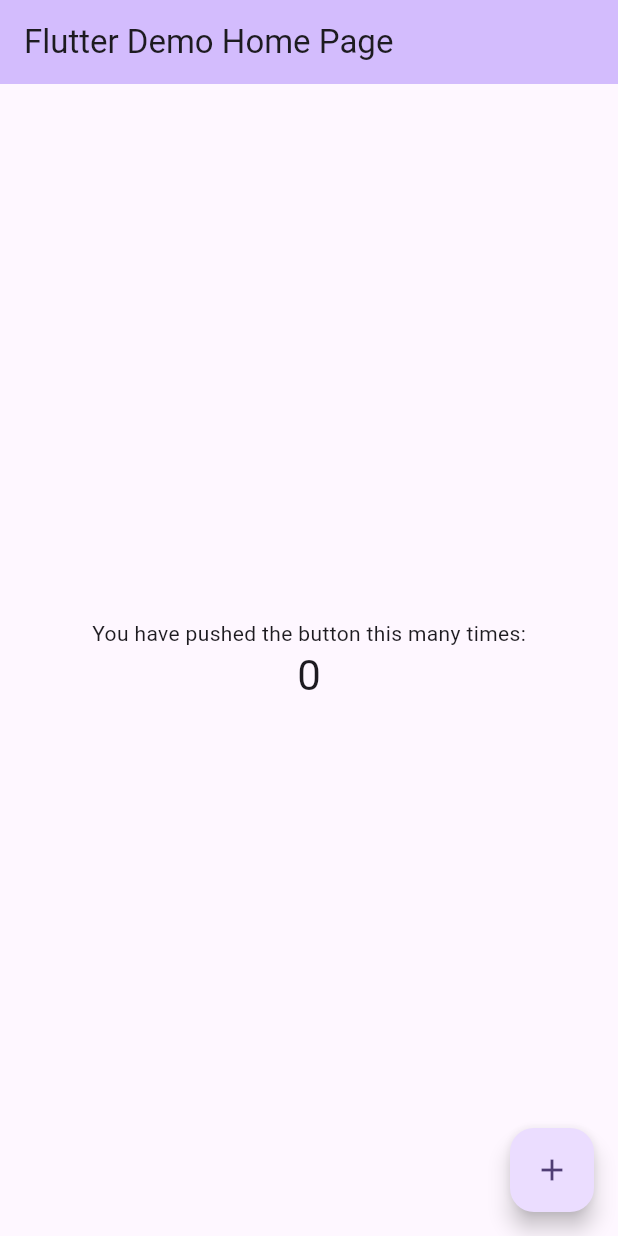
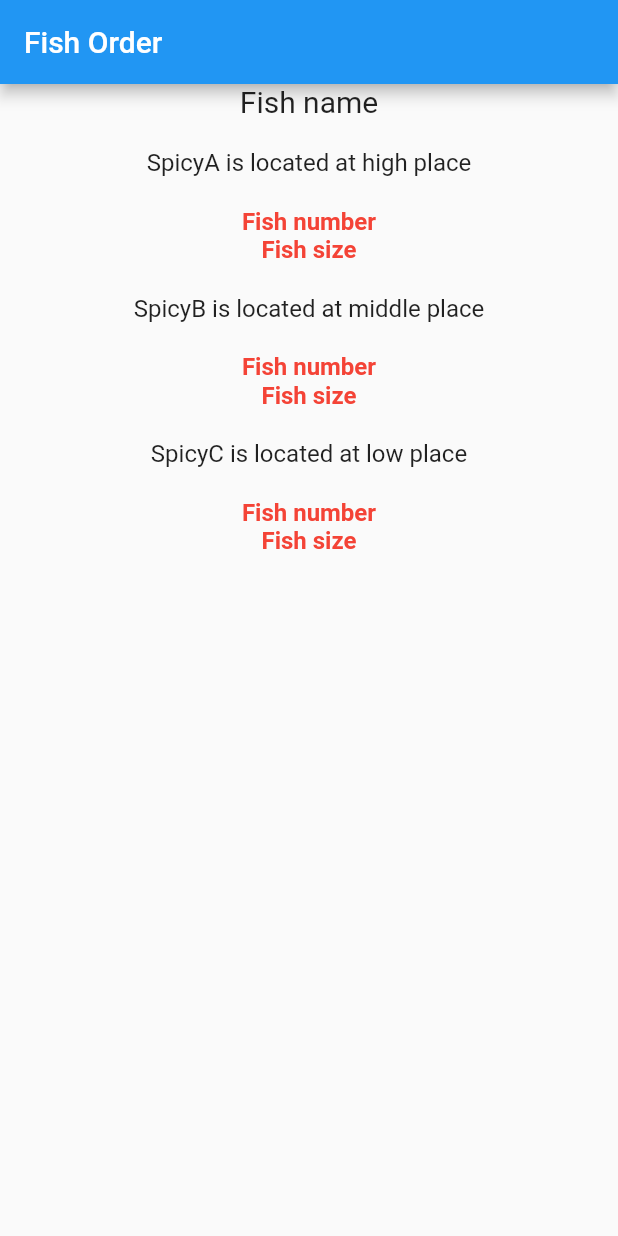
Before and after one commit to StudioZERONE/study_flutter_08_codingchef06_provider, a Flutter app: the screen it shows after launch, on a phone screen of 412 x 824 dp. Run offline on Flutter 3.47's test engine with Material 2 defaults, Android fonts, the phone set to English and light mode, and no system bars.

Commit message:
provider 공부. 처음 구성

```diff
--- a/analysis_options.yaml
+++ b/analysis_options.yaml
@@ -7,7 +7,8 @@
 
 # The following line activates a set of recommended lints for Flutter apps,
 # packages, and plugins designed to encourage good coding practices.
-include: package:flutter_lints/flutter.yaml
+
+# include: package:flutter_lints/flutter.yaml
 
 linter:
   # The lint rules applied to this project can be customized in the
--- /dev/null
+++ b/lib/fish_model.dart
@@ -0,0 +1,11 @@
+class FishModel {
+  final String name;
+  final int number;
+  final String size;
+
+  FishModel({
+    required this.name,
+    required this.number,
+    required this.size,
+  });
+}
--- a/lib/main.dart
+++ b/lib/main.dart
@@ -11,115 +11,197 @@ class MyApp extends StatelessWidget {
   @override
   Widget build(BuildContext context) {
     return MaterialApp(
-      title: 'Flutter Demo',
-      theme: ThemeData(
-        // This is the theme of your application.
-        //
-        // TRY THIS: Try running your application with "flutter run". You'll see
-        // the application has a blue toolbar. Then, without quitting the app,
-        // try changing the seedColor in the colorScheme below to Colors.green
-        // and then invoke "hot reload" (save your changes or press the "hot
-        // reload" button in a Flutter-supported IDE, or press "r" if you used
-        // the command line to start the app).
-        //
-        // Notice that the counter didn't reset back to zero; the application
-        // state is not lost during the reload. To reset the state, use hot
-        // restart instead.
-        //
-        // This works for code too, not just values: Most code changes can be
-        // tested with just a hot reload.
-        colorScheme: ColorScheme.fromSeed(seedColor: Colors.deepPurple),
-        useMaterial3: true,
-      ),
-      home: const MyHomePage(title: 'Flutter Demo Home Page'),
+      home: FishOrder(),
     );
   }
 }
 
-class MyHomePage extends StatefulWidget {
-  const MyHomePage({super.key, required this.title});
-
-  // This widget is the home page of your application. It is stateful, meaning
-  // that it has a State object (defined below) that contains fields that affect
-  // how it looks.
-
-  // This class is the configuration for the state. It holds the values (in this
-  // case the title) provided by the parent (in this case the App widget) and
-  // used by the build method of the State. Fields in a Widget subclass are
-  // always marked "final".
-
-  final String title;
-
-  @override
-  State<MyHomePage> createState() => _MyHomePageState();
-}
-
-class _MyHomePageState extends State<MyHomePage> {
-  int _counter = 0;
-
-  void _incrementCounter() {
-    setState(() {
-      // This call to setState tells the Flutter framework that something has
-      // changed in this State, which causes it to rerun the build method below
-      // so that the display can reflect the updated values. If we changed
-      // _counter without calling setState(), then the build method would not be
-      // called again, and so nothing would appear to happen.
-      _counter++;
-    });
-  }
+class FishOrder extends StatelessWidget {
+  const FishOrder({super.key});
 
   @override
   Widget build(BuildContext context) {
-    // This method is rerun every time setState is called, for instance as done
-    // by the _incrementCounter method above.
-    //
-    // The Flutter framework has been optimized to make rerunning build methods
-    // fast, so that you can just rebuild anything that needs updating rather
-    // than having to individually change instances of widgets.
     return Scaffold(
       appBar: AppBar(
-        // TRY THIS: Try changing the color here to a specific color (to
-        // Colors.amber, perhaps?) and trigger a hot reload to see the AppBar
-        // change color while the other colors stay the same.
-        backgroundColor: Theme.of(context).colorScheme.inversePrimary,
-        // Here we take the value from the MyHomePage object that was created by
-        // the App.build method, and use it to set our appbar title.
-        title: Text(widget.title),
+        title: Text('Fish Order'),
       ),
       body: Center(
-        // Center is a layout widget. It takes a single child and positions it
-        // in the middle of the parent.
         child: Column(
-          // Column is also a layout widget. It takes a list of children and
-          // arranges them vertically. By default, it sizes itself to fit its
-          // children horizontally, and tries to be as tall as its parent.
-          //
-          // Column has various properties to control how it sizes itself and
-          // how it positions its children. Here we use mainAxisAlignment to
-          // center the children vertically; the main axis here is the vertical
-          // axis because Columns are vertical (the cross axis would be
-          // horizontal).
-          //
-          // TRY THIS: Invoke "debug painting" (choose the "Toggle Debug Paint"
-          // action in the IDE, or press "p" in the console), to see the
-          // wireframe for each widget.
-          mainAxisAlignment: MainAxisAlignment.center,
-          children: <Widget>[
-            const Text(
-              'You have pushed the button this many times:',
+          children: [
+            Text(
+              'Fish name',
+              style: TextStyle(
+                fontSize: 20,
+              ),
             ),
-            Text(
-              '$_counter',
-              style: Theme.of(context).textTheme.headlineMedium,
+            SizedBox(
+              height: 20,
             ),
+            High(),
           ],
         ),
       ),
-      floatingActionButton: FloatingActionButton(
-        onPressed: _incrementCounter,
-        tooltip: 'Increment',
-        child: const Icon(Icons.add),
-      ), // This trailing comma makes auto-formatting nicer for build methods.
     );
   }
 }
+
+class High extends StatelessWidget {
+  const High({super.key});
+
+  @override
+  Widget build(BuildContext context) {
+    return Column(
+      children: [
+        Text(
+          'SpicyA is located at high place',
+          style: TextStyle(
+            fontSize: 16,
+          ),
+        ),
+        SizedBox(
+          height: 20,
+        ),
+        SpicyA(),
+      ],
+    );
+  }
+}
+
+class SpicyA extends StatelessWidget {
+  const SpicyA({super.key});
+
+  @override
+  Widget build(BuildContext context) {
+    return Column(
+      children: [
+        Text(
+          'Fish number',
+          style: TextStyle(
+            fontSize: 16,
+            color: Colors.red,
+            fontWeight: FontWeight.bold,
+          ),
+        ),
+        Text(
+          'Fish size',
+          style: TextStyle(
+            fontSize: 16,
+            color: Colors.red,
+            fontWeight: FontWeight.bold,
+          ),
+        ),
+        SizedBox(
+          height: 20,
+        ),
+        Middle(),
+      ],
+    );
+  }
+}
+
+class Middle extends StatelessWidget {
+  const Middle({super.key});
+
+  @override
+  Widget build(BuildContext context) {
+    return Column(
+      children: [
+        Text(
+          'SpicyB is located at middle place',
+          style: TextStyle(
+            fontSize: 16,
+          ),
+        ),
+        SizedBox(
+          height: 20,
+        ),
+        SpicyB(),
+      ],
+    );
+  }
+}
+
+class SpicyB extends StatelessWidget {
+  const SpicyB({super.key});
+
+  @override
+  Widget build(BuildContext context) {
+    return Column(
+      children: [
+        Text(
+          'Fish number',
+          style: TextStyle(
+            fontSize: 16,
+            color: Colors.red,
+            fontWeight: FontWeight.bold,
+          ),
+        ),
+        Text(
+          'Fish size',
+          style: TextStyle(
+            fontSize: 16,
+            color: Colors.red,
+            fontWeight: FontWeight.bold,
+          ),
+        ),
+        SizedBox(
+          height: 20,
+        ),
+        Low(),
+      ],
+    );
+  }
+}
+
+class Low extends StatelessWidget {
+  const Low({super.key});
+
+  @override
+  Widget build(BuildContext context) {
+    return Column(
+      children: [
+        Text(
+          'SpicyC is located at low place',
+          style: TextStyle(
+            fontSize: 16,
+          ),
+        ),
+        SizedBox(
+          height: 20,
+        ),
+        SpicyC(),
+      ],
+    );
+  }
+}
+
+class SpicyC extends StatelessWidget {
+  const SpicyC({super.key});
+
+  @override
+  Widget build(BuildContext context) {
+    return Column(
+      children: [
+        Text(
+          'Fish number',
+          style: TextStyle(
+            fontSize: 16,
+            color: Colors.red,
+            fontWeight: FontWeight.bold,
+          ),
+        ),
+        Text(
+          'Fish size',
+          style: TextStyle(
+            fontSize: 16,
+            color: Colors.red,
+            fontWeight: FontWeight.bold,
+          ),
+        ),
+        SizedBox(
+          height: 20,
+        ),
+      ],
+    );
+  }
+}
--- a/pubspec.yaml
+++ b/pubspec.yaml
@@ -30,6 +30,7 @@ environment:
 dependencies:
   flutter:
     sdk: flutter
+  provider: ^6.0.5
 
 
   # The following adds the Cupertino Icons font to your application.
```
Also changed, not shown: pubspec.lock.
